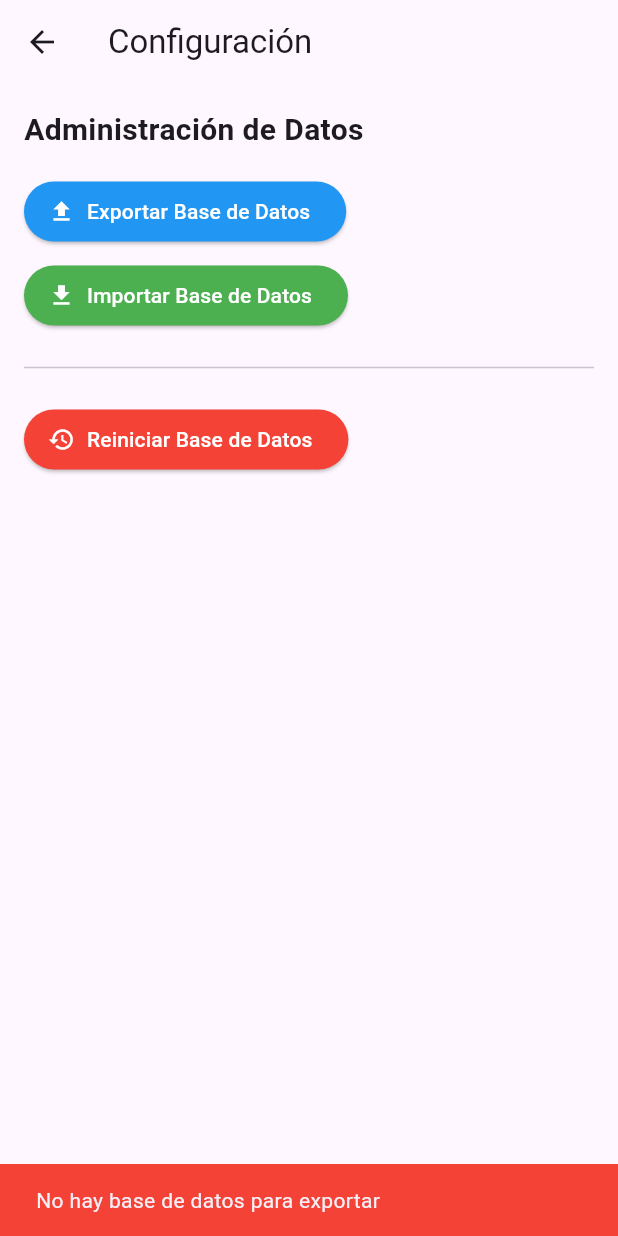
After one commit to crgv7/baseballanotation, a Flutter app: the ConfigurationScreen screen opened by its route, after a tap on "Exportar Base de Datos", on a phone screen of 412 x 824 dp. The commit adds this screen. Run offline on Flutter 3.47's test engine with Material 3 defaults, Android fonts, the phone set to English and light mode, and no system bars; our stand-ins replace file_picker, image_picker, permission_handler, sqflite, syncfusion_flutter_calendar, syncfusion_flutter_charts; accounts and stored records are empty.

Commit message:
gestion de base de datos

```diff
--- /dev/null
+++ b/lib/screen/configuration/configuration_screen.dart
@@ -0,0 +1,347 @@
+import 'package:flutter/material.dart';
+import 'package:path/path.dart';
+import 'package:sqflite/sqflite.dart';
+import 'package:baseballanotation/services/database_services.dart';
+import 'package:file_picker/file_picker.dart';
+import 'package:path_provider/path_provider.dart';
+import 'dart:io';
+import 'package:permission_handler/permission_handler.dart';
+
+class ConfigurationScreen extends StatefulWidget {
+  const ConfigurationScreen({Key? key}) : super(key: key);
+
+  @override
+  State<ConfigurationScreen> createState() => _ConfigurationScreenState();
+}
+
+class _ConfigurationScreenState extends State<ConfigurationScreen> {
+  final DatabaseServices _databaseServices = DatabaseServices.instance;
+
+  Future<String?> _getExportDirectory() async {
+    try {
+      if (Platform.isAndroid) {
+        // Solicitar permisos
+        Map<Permission, PermissionStatus> statuses = await [
+          Permission.storage,
+          Permission.manageExternalStorage,
+        ].request();
+
+        // Obtener el directorio de almacenamiento externo
+        final directory = await getExternalStorageDirectory();
+        if (directory == null) {
+          print('No se pudo obtener el directorio de almacenamiento externo');
+          return null;
+        }
+
+        // Convertir la ruta a la carpeta Android/data a la raíz del almacenamiento
+        final List<String> paths = directory.path.split('/');
+        int androidIndex = paths.indexOf('Android');
+        if (androidIndex == -1) {
+          return directory.path;
+        }
+
+        // Construir la ruta a la carpeta Download
+        final String rootPath = paths.sublist(0, androidIndex).join('/');
+        final downloadPath = '$rootPath/Download';
+
+        // Crear el directorio si no existe
+        final downloadDir = Directory(downloadPath);
+        if (!await downloadDir.exists()) {
+          await downloadDir.create(recursive: true);
+        }
+
+        print('Directorio de exportación: ${downloadDir.path}');
+        return downloadDir.path;
+      }
+
+      // Para iOS
+      final directory = await getApplicationDocumentsDirectory();
+      return directory.path;
+    } catch (e) {
+      print('Error detallado al obtener directorio: $e');
+      return null;
+    }
+  }
+
+  Future<void> _exportDatabase(BuildContext context) async {
+    try {
+      // Mostrar diálogo de progreso
+      if (!context.mounted) return;
+      showDialog(
+        context: context,
+        barrierDismissible: false,
+        builder: (BuildContext context) {
+          return const Center(
+            child: CircularProgressIndicator(),
+          );
+        },
+      );
+
+      // Obtener la ruta de la base de datos actual
+      String databasePath = await getDatabasesPath();
+      String currentDbPath = join(databasePath, 'baseball_stats.db');
+
+      // Verificar si la base de datos existe
+      if (!await File(currentDbPath).exists()) {
+        if (!context.mounted) return;
+        Navigator.pop(context);
+        ScaffoldMessenger.of(context).showSnackBar(
+          const SnackBar(
+            content: Text('No hay base de datos para exportar'),
+            backgroundColor: Colors.red,
+          ),
+        );
+        return;
+      }
+
+      // Obtener directorio de exportación
+      final exportDir = await _getExportDirectory();
+      print('Directorio de exportación obtenido: $exportDir');
+
+      if (exportDir == null) {
+        if (!context.mounted) return;
+        Navigator.pop(context);
+        ScaffoldMessenger.of(context).showSnackBar(
+          const SnackBar(
+            content: Text('No se pudo acceder al directorio de almacenamiento. Por favor, verifica los permisos de la aplicación en la configuración del dispositivo.'),
+            backgroundColor: Colors.red,
+            duration: Duration(seconds: 5),
+          ),
+        );
+        return;
+      }
+
+      final timestamp = DateTime.now().toIso8601String().replaceAll(RegExp('[:]'), '-');
+      final backupPath = join(exportDir, 'baseball_backup_$timestamp.db');
+      print('Intentando copiar a: $backupPath');
+
+      // Copiar la base de datos
+      await File(currentDbPath).copy(backupPath);
+      print('Archivo copiado exitosamente');
+
+      if (!context.mounted) return;
+      Navigator.pop(context);
+      ScaffoldMessenger.of(context).showSnackBar(
+        SnackBar(
+          content: Column(
+            mainAxisSize: MainAxisSize.min,
+            crossAxisAlignment: CrossAxisAlignment.start,
+            children: [
+              const Text('Base de datos exportada exitosamente'),
+              const SizedBox(height: 4),
+              Text(
+                'Ubicación: Carpeta Descargas/baseball_backup_$timestamp.db',
+                style: const TextStyle(fontSize: 12),
+              ),
+            ],
+          ),
+          backgroundColor: Colors.green,
+          duration: const Duration(seconds: 5),
+        ),
+      );
+    } catch (e) {
+      print('Error detallado al exportar: $e');
+      if (!context.mounted) return;
+      Navigator.pop(context);
+      ScaffoldMessenger.of(context).showSnackBar(
+        SnackBar(
+          content: Text('Error al exportar la base de datos: $e'),
+          backgroundColor: Colors.red,
+          duration: const Duration(seconds: 5),
+        ),
+      );
+    }
+  }
+
+  Future<void> _importDatabase(BuildContext context) async {
+    try {
+      // Seleccionar archivo
+      FilePickerResult? result = await FilePicker.platform.pickFiles(
+        type: FileType.any,
+        allowMultiple: false,
+      );
+
+      if (result != null && result.files.single.path != null) {
+        final String filePath = result.files.single.path!;
+        final String extension = filePath.split('.').last.toLowerCase();
+
+        // Verificar que sea un archivo .db
+        if (extension != 'db') {
+          if (!context.mounted) return;
+          ScaffoldMessenger.of(context).showSnackBar(
+            const SnackBar(
+              content: Text('Por favor selecciona un archivo de base de datos (.db)'),
+              backgroundColor: Colors.red,
+            ),
+          );
+          return;
+        }
+
+        // Mostrar diálogo de confirmación
+        bool? confirm = await showDialog<bool>(
+          context: context,
+          builder: (BuildContext dialogContext) {
+            return AlertDialog(
+              title: const Text('Confirmar Importación'),
+              content: const Text(
+                  '¿Estás seguro que deseas importar esta base de datos? La base de datos actual será reemplazada.'),
+              actions: <Widget>[
+                TextButton(
+                  child: const Text('Cancelar'),
+                  onPressed: () {
+                    Navigator.of(dialogContext).pop(false);
+                  },
+                ),
+                TextButton(
+                  child: const Text('Importar'),
+                  onPressed: () {
+                    Navigator.of(dialogContext).pop(true);
+                  },
+                ),
+              ],
+            );
+          },
+        );
+
+        if (confirm == true) {
+          String databasePath = await getDatabasesPath();
+          String targetPath = join(databasePath, 'baseball_stats.db');
+
+          // Cerrar la base de datos actual
+          await _databaseServices.closeDatabase();
+
+          // Copiar el archivo seleccionado
+          await File(filePath).copy(targetPath);
+
+          if (!context.mounted) return;
+          ScaffoldMessenger.of(context).showSnackBar(
+            const SnackBar(
+              content: Text('Base de datos importada exitosamente'),
+              backgroundColor: Colors.green,
+            ),
+          );
+
+          // Reiniciar la aplicación
+          if (!context.mounted) return;
+          Navigator.of(context).pushNamedAndRemoveUntil('/', (route) => false);
+        }
+      }
+    } catch (e) {
+      if (!context.mounted) return;
+      ScaffoldMessenger.of(context).showSnackBar(
+        SnackBar(
+          content: Text('Error al importar la base de datos: $e'),
+          backgroundColor: Colors.red,
+        ),
+      );
+    }
+  }
+
+  Future<void> _resetDatabase(BuildContext context) async {
+    try {
+      bool? confirm = await showDialog<bool>(
+        context: context,
+        builder: (BuildContext dialogContext) {
+          return AlertDialog(
+            title: const Text('Confirmar Reinicio'),
+            content: const Text(
+                '¿Estás seguro que deseas reiniciar la base de datos? Esta acción no se puede deshacer.'),
+            actions: <Widget>[
+              TextButton(
+                child: const Text('Cancelar'),
+                onPressed: () {
+                  Navigator.of(dialogContext).pop(false);
+                },
+              ),
+              TextButton(
+                child: const Text('Reiniciar'),
+                onPressed: () {
+                  Navigator.of(dialogContext).pop(true);
+                },
+              ),
+            ],
+          );
+        },
+      );
+
+      if (confirm == true) {
+        await _databaseServices.resetDatabase();
+
+        if (!context.mounted) return;
+        ScaffoldMessenger.of(context).showSnackBar(
+          const SnackBar(
+            content: Text('Base de datos reiniciada exitosamente'),
+            backgroundColor: Colors.green,
+          ),
+        );
+
+        if (!context.mounted) return;
+        Navigator.of(context).pushNamedAndRemoveUntil('/', (route) => false);
+      }
+    } catch (e) {
+      if (!context.mounted) return;
+      ScaffoldMessenger.of(context).showSnackBar(
+        SnackBar(
+          content: Text('Error al reiniciar la base de datos: $e'),
+          backgroundColor: Colors.red,
+        ),
+      );
+    }
+  }
+
+  @override
+  Widget build(BuildContext context) {
+    return Scaffold(
+      appBar: AppBar(
+        title: const Text('Configuración'),
+      ),
+      body: Padding(
+        padding: const EdgeInsets.all(16.0),
+        child: Column(
+          crossAxisAlignment: CrossAxisAlignment.start,
+          children: [
+            const Text(
+              'Administración de Datos',
+              style: TextStyle(
+                fontSize: 20,
+                fontWeight: FontWeight.bold,
+              ),
+            ),
+            const SizedBox(height: 16),
+            ElevatedButton.icon(
+              onPressed: () => _exportDatabase(context),
+              icon: const Icon(Icons.upload),
+              label: const Text('Exportar Base de Datos'),
+              style: ElevatedButton.styleFrom(
+                backgroundColor: Colors.blue,
+                foregroundColor: Colors.white,
+              ),
+            ),
+            const SizedBox(height: 8),
+            ElevatedButton.icon(
+              onPressed: () => _importDatabase(context),
+              icon: const Icon(Icons.download),
+              label: const Text('Importar Base de Datos'),
+              style: ElevatedButton.styleFrom(
+                backgroundColor: Colors.green,
+                foregroundColor: Colors.white,
+              ),
+            ),
+            const SizedBox(height: 16),
+            const Divider(),
+            const SizedBox(height: 16),
+            ElevatedButton.icon(
+              onPressed: () => _resetDatabase(context),
+              icon: const Icon(Icons.restore),
+              label: const Text('Reiniciar Base de Datos'),
+              style: ElevatedButton.styleFrom(
+                backgroundColor: Colors.red,
+                foregroundColor: Colors.white,
+              ),
+            ),
+          ],
+        ),
+      ),
+    );
+  }
+}
--- a/pubspec.yaml
+++ b/pubspec.yaml
@@ -35,7 +35,9 @@ dependencies:
   path: ^1.8.3
   intl: ^0.18.1
   image_picker: ^1.0.4
-  path_provider: ^2.1.1
+  path_provider: ^2.0.15
+  file_picker: ^5.3.1
+  permission_handler: ^10.4.3
   syncfusion_flutter_calendar: ^27.1.57
   timezone: ^0.9.4
   syncfusion_flutter_charts: ^27.2.4
```
Also changed, not shown: lib/main.dart (+11 -0 lines), lib/services/database_services.dart (+7 -0 lines), pubspec.lock, 3 other files.
